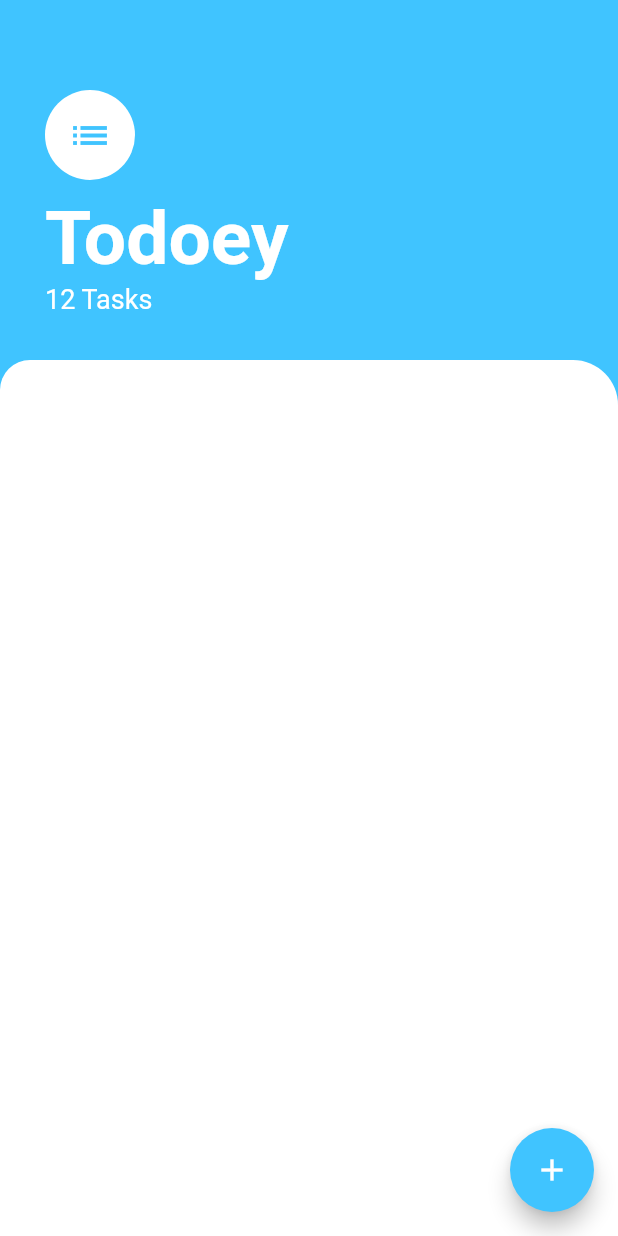
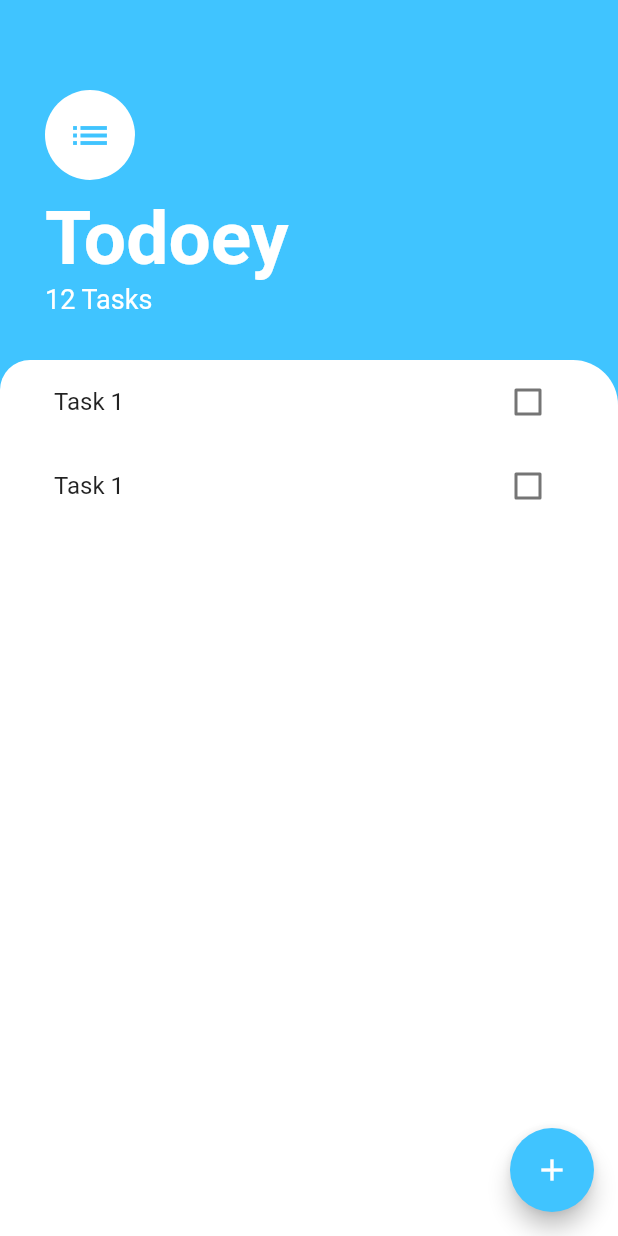
Before and after one commit to CodePhilanthropist/todoey, a Flutter app: the screen it shows after launch, on a phone screen of 412 x 824 dp. Run offline on Flutter 3.47's test engine with Material 2 defaults, Android fonts, the phone set to English and light mode, and no system bars.

Commit message:
refactor the code to new architecture

```diff
--- a/lib/screens/task_screen.dart
+++ b/lib/screens/task_screen.dart
@@ -1,4 +1,6 @@
 import 'package:flutter/material.dart';
+import '../widgets/task_list.dart';
+import '../widgets/task_tile.dart';
 
 class TaskScreen extends StatelessWidget {
   const TaskScreen({super.key});
@@ -53,6 +55,7 @@ class TaskScreen extends StatelessWidget {
             ),
             Expanded(
               child: Container(
+                padding: EdgeInsets.symmetric(horizontal: 20),
                 height: 300,
                 decoration: BoxDecoration(
                   color: Colors.white,
@@ -61,6 +64,7 @@ class TaskScreen extends StatelessWidget {
                     topRight: Radius.circular(30),
                   ),
                 ),
+                child: TasksList(),
               ),
             )
           ],
--- /dev/null
+++ b/lib/widgets/task_list.dart
@@ -0,0 +1,18 @@
+import 'package:flutter/material.dart';
+import 'task_tile.dart';
+
+class TasksList extends StatelessWidget {
+  const TasksList({
+    super.key,
+  });
+
+  @override
+  Widget build(BuildContext context) {
+    return ListView(
+      children: [
+        TaskTile(),
+        TaskTile(),
+      ],
+    );
+  }
+}
--- /dev/null
+++ b/lib/widgets/task_tile.dart
@@ -0,0 +1,17 @@
+import 'package:flutter/material.dart';
+
+class TaskTile extends StatelessWidget {
+  const TaskTile({super.key});
+
+  @override
+  Widget build(BuildContext context) {
+    return ListTile(
+      title: Text("Task 1"),
+      trailing: Checkbox(
+        value: false,
+        onChanged: (value) {},
+      ),
+      onTap: () {},
+    );
+  }
+}
```
